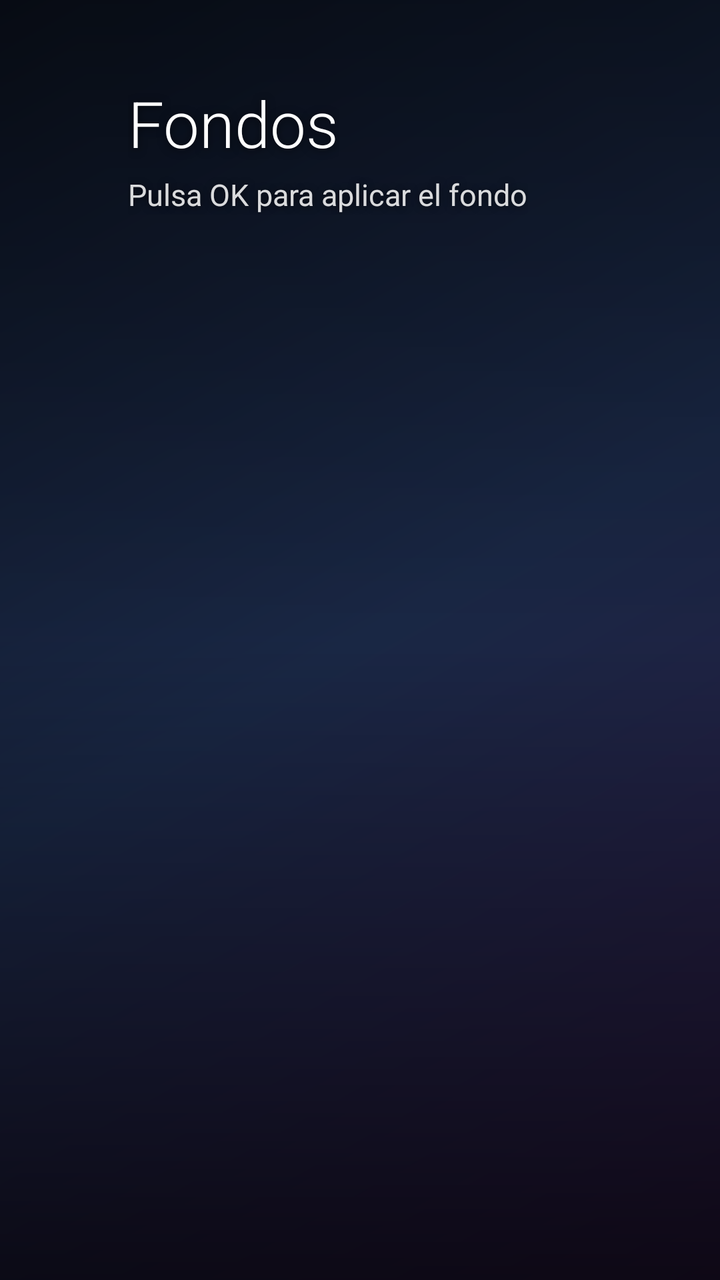
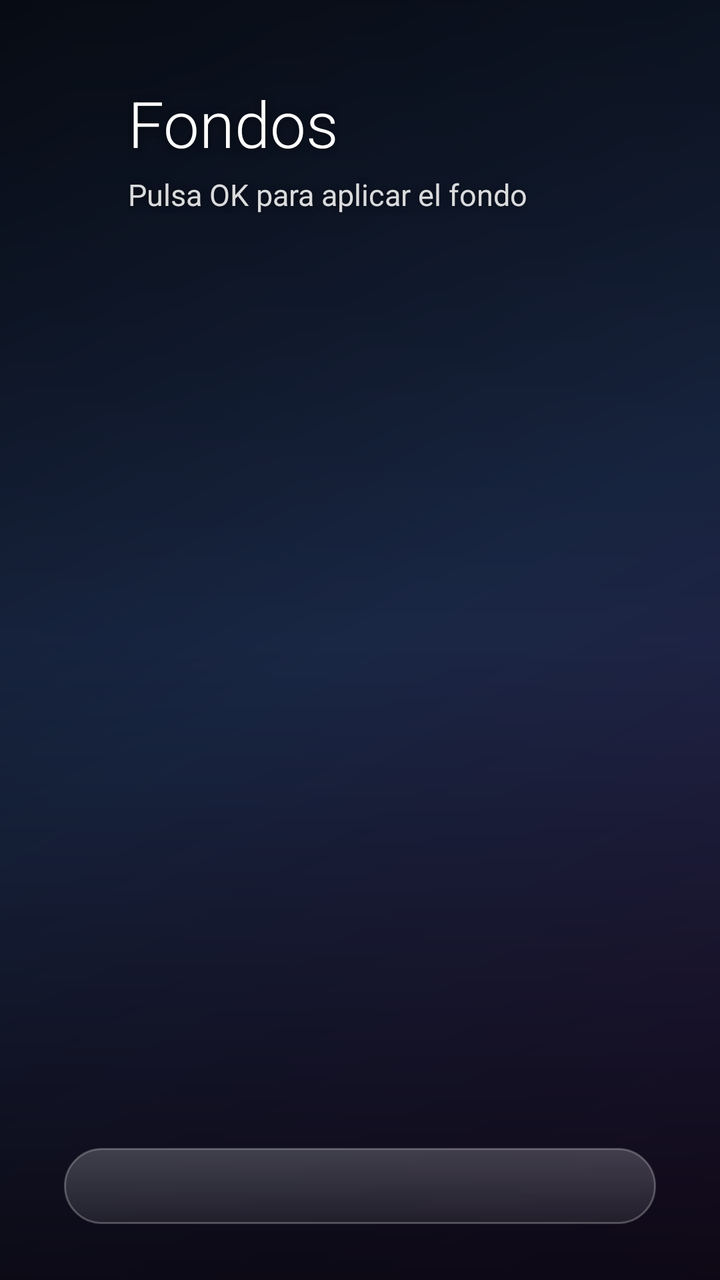

Compare the two renders of this Android layout. The source of the first and the diff that turns it into the second are given below.
<!-- AndroidManifest.xml: application theme Theme.DavidLauncher -->
<!-- res/layout/activity_wallpapers.xml -->
<?xml version="1.0" encoding="utf-8"?>
<FrameLayout xmlns:android="http://schemas.android.com/apk/res/android"
    android:layout_width="match_parent"
    android:layout_height="match_parent"
    android:background="@drawable/bg_fallback">

    
    <ImageView
        android:id="@+id/backdrop"
        android:layout_width="match_parent"
        android:layout_height="match_parent"
        android:importantForAccessibility="no"
        android:scaleType="centerCrop" />

    <View
        android:layout_width="match_parent"
        android:layout_height="match_parent"
        android:background="@drawable/scrim" />

    <LinearLayout
        android:layout_width="wrap_content"
        android:layout_height="wrap_content"
        android:layout_marginStart="64dp"
        android:layout_marginTop="40dp"
        android:orientation="vertical">

        <TextView
            android:layout_width="wrap_content"
            android:layout_height="wrap_content"
            android:fontFamily="sans-serif-light"
            android:shadowColor="#99000000"
            android:shadowDy="2"
            android:shadowRadius="10"
            android:text="@string/wallpapers"
            android:textColor="#FFFFFF"
            android:textSize="32sp" />

        <TextView
            android:layout_width="wrap_content"
            android:layout_height="wrap_content"
            android:layout_marginTop="4dp"
            android:shadowColor="#99000000"
            android:shadowDy="1"
            android:shadowRadius="8"
            android:text="@string/wallpapers_hint"
            android:textColor="#D9FFFFFF"
            android:textSize="15sp" />
    </LinearLayout>

    <LinearLayout
        android:layout_width="wrap_content"
        android:layout_height="wrap_content"
        android:layout_gravity="bottom"
        android:layout_marginStart="64dp"
        android:layout_marginBottom="250dp"
        android:orientation="vertical">

        <TextView
            android:id="@+id/wpName"
            android:layout_width="wrap_content"
            android:layout_height="wrap_content"
            android:fontFamily="sans-serif-light"
            android:shadowColor="#99000000"
            android:shadowDy="2"
            android:shadowRadius="12"
            android:textColor="#FFFFFF"
            android:textSize="44sp" />

        <TextView
            android:id="@+id/wpSubtitle"
            android:layout_width="wrap_content"
            android:layout_height="wrap_content"
            android:shadowColor="#99000000"
            android:shadowDy="1"
            android:shadowRadius="8"
            android:textColor="#D9FFFFFF"
            android:textSize="18sp" />
    </LinearLayout>

    <HorizontalScrollView
        android:layout_width="match_parent"
        android:layout_height="wrap_content"
        android:layout_gravity="bottom"
        android:layout_marginBottom="40dp"
        android:clipChildren="false"
        android:clipToPadding="false"
        android:overScrollMode="never"
        android:scrollbars="none">

        <LinearLayout
            android:id="@+id/wpRow"
            android:layout_width="wrap_content"
            android:layout_height="wrap_content"
            android:clipChildren="false"
            android:clipToPadding="false"
            android:orientation="horizontal"
            android:paddingStart="64dp"
            android:paddingTop="24dp"
            android:paddingEnd="64dp" />
    </HorizontalScrollView>
</FrameLayout>
<!-- resources referenced by this layout -->
<resources>
  <!-- drawable bg_fallback (drawable) -->
  <?xml version="1.0" encoding="utf-8"?>
  <shape xmlns:android="http://schemas.android.com/apk/res/android">
      <gradient android:angle="315" android:startColor="#0B1220" android:centerColor="#1B2A4A" android:endColor="#2E1A47" />
  </shape>
  <!-- drawable scrim (drawable) -->
  <?xml version="1.0" encoding="utf-8"?>
  <shape xmlns:android="http://schemas.android.com/apk/res/android">
      <gradient android:angle="90" android:startColor="#B3000000" android:centerColor="#14000000" android:endColor="#66000000" />
  </shape>
  <string name="wallpapers">Fondos</string>
  <string name="wallpapers_hint">Pulsa OK para aplicar el fondo</string>
  <style name="Theme.DavidLauncher" parent="@android:style/Theme.Material.NoActionBar.Fullscreen">
          <item name="android:windowBackground">@drawable/bg_fallback</item>
          <item name="android:windowShowWallpaper">false</item>
          <item name="android:windowAnimationStyle">@null</item>
          <item name="android:colorAccent">#FFFFFF</item>
      </style>
</resources>

<!-- the commit's change to res/layout/activity_wallpapers.xml (unified diff, before → after) -->
@@ -81,9 +81,13 @@
         android:layout_width="match_parent"
         android:layout_height="wrap_content"
         android:layout_gravity="bottom"
-        android:layout_marginBottom="40dp"
-        android:clipChildren="false"
+        android:layout_marginStart="32dp"
+        android:layout_marginEnd="32dp"
+        android:layout_marginBottom="28dp"
+        android:background="@drawable/bg_glass"
         android:clipToPadding="false"
+        android:fadingEdgeLength="48dp"
+        android:requiresFadingEdge="horizontal"
         android:overScrollMode="never"
         android:scrollbars="none">
 
@@ -94,8 +98,9 @@
             android:clipChildren="false"
             android:clipToPadding="false"
             android:orientation="horizontal"
-            android:paddingStart="64dp"
-            android:paddingTop="24dp"
-            android:paddingEnd="64dp" />
+            android:paddingStart="32dp"
+            android:paddingTop="22dp"
+            android:paddingEnd="32dp"
+            android:paddingBottom="16dp" />
     </HorizontalScrollView>
 </FrameLayout>
<!-- resource entries referenced after the edit -->
@@ -4,6 +4,13 @@
   <?xml version="1.0" encoding="utf-8"?>
   <shape xmlns:android="http://schemas.android.com/apk/res/android">
       <gradient android:angle="315" android:startColor="#0B1220" android:centerColor="#1B2A4A" android:endColor="#2E1A47" />
+  </shape>
+  <!-- drawable bg_glass (drawable) -->
+  <?xml version="1.0" encoding="utf-8"?>
+  <shape xmlns:android="http://schemas.android.com/apk/res/android" android:shape="rectangle">
+      <gradient android:angle="270" android:startColor="#33FFFFFF" android:endColor="#14FFFFFF" />
+      <corners android:radius="28dp" />
+      <stroke android:width="1dp" android:color="#40FFFFFF" />
   </shape>
   <!-- drawable scrim (drawable) -->
   <?xml version="1.0" encoding="utf-8"?>
